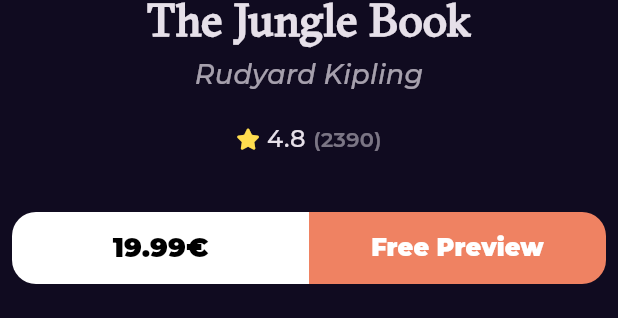
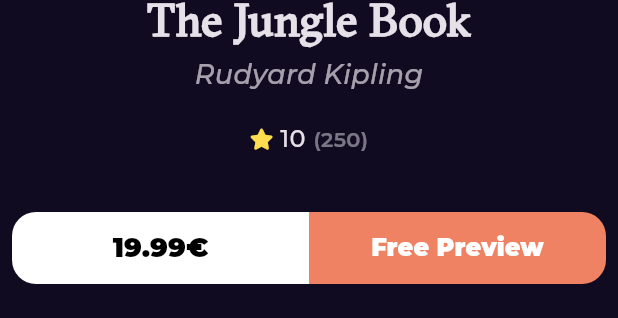
Before and after one commit to mohamdelbehairy/bookly_app, a Flutter app: the BookDetailsSection widget shown alone on an empty page, opened directly with empty values, on a phone screen of 412 x 824 dp. Shown: the part 642-960 px from the top of the screen. Run offline on Flutter 3.47's test engine with Material 3 defaults, Android fonts, the phone set to English and light mode, and no system bars; drawn by our look-alikes of cached_network_image; our stand-ins replace dartz, dio, equatable, flutter_bloc, font_awesome_flutter, get_it and 2 more; network calls fail.

Commit message:
display newset books list view data

```diff
--- a/lib/features/home/presentation/views/widgets/book_rating.dart
+++ b/lib/features/home/presentation/views/widgets/book_rating.dart
@@ -5,8 +5,13 @@ import 'package:font_awesome_flutter/font_awesome_flutter.dart';
 
 class BookRating extends StatelessWidget {
   const BookRating(
-      {super.key, this.mainAxisAlignment = MainAxisAlignment.start});
+      {super.key,
+      this.mainAxisAlignment = MainAxisAlignment.start,
+      required this.rating,
+      required this.count});
   final MainAxisAlignment mainAxisAlignment;
+  final num rating;
+  final int count;
 
   @override
   Widget build(BuildContext context) {
@@ -16,11 +21,11 @@ class BookRating extends StatelessWidget {
         const Icon(FontAwesomeIcons.solidStar,
             size: 14, color: Color(0xffFFDD4F)),
         const SizedBox(width: 6.3),
-        const Text('4.8', style: Styles.textStyle16),
+        Text(rating.toString(), style: Styles.textStyle16),
         const SizedBox(width: 5),
         Opacity(
           opacity: .5,
-          child: Text('(2390)',
+          child: Text('($count)',
               style: Styles.textStyle14.copyWith(fontWeight: FontWeight.w600)),
         ),
       ],
--- a/lib/features/home/presentation/views/widgets/books_details_section.dart
+++ b/lib/features/home/presentation/views/widgets/books_details_section.dart
@@ -14,7 +14,9 @@ class BookDetailsSection extends StatelessWidget {
       children: [
         Padding(
             padding: EdgeInsets.symmetric(horizontal: size.width * .2),
-            child: const CustomBookImage(imageUrl: 'https://encrypted-tbn0.gstatic.com/images?q=tbn:ANd9GcThgzj5oWSlQgrZhI2C_tBwr6cGyWgKNoZx7froAtVA6gTTKICiqe_Fja7mSfD9Wtzvj1A&usqp=CAU')),
+            child: const CustomBookImage(
+                imageUrl:
+                    'https://encrypted-tbn0.gstatic.com/images?q=tbn:ANd9GcThgzj5oWSlQgrZhI2C_tBwr6cGyWgKNoZx7froAtVA6gTTKICiqe_Fja7mSfD9Wtzvj1A&usqp=CAU')),
         const SizedBox(height: 40),
         Text('The Jungle Book',
             style: Styles.textStyle30.copyWith(fontWeight: FontWeight.bold)),
@@ -26,7 +28,10 @@ class BookDetailsSection extends StatelessWidget {
                   fontStyle: FontStyle.italic, fontWeight: FontWeight.w500)),
         ),
         const SizedBox(height: 18),
-        const BookRating(mainAxisAlignment: MainAxisAlignment.center),
+        const BookRating(
+            mainAxisAlignment: MainAxisAlignment.center,
+            rating: 10,
+            count: 250),
         const SizedBox(height: 37),
         const BooksAction(),
       ],
--- a/lib/features/home/presentation/views/widgets/custom_book_image.dart
+++ b/lib/features/home/presentation/views/widgets/custom_book_image.dart
@@ -14,9 +14,7 @@ class CustomBookImage extends StatelessWidget {
             child: CachedNetworkImage(
                 fit: BoxFit.fill,
                 imageUrl: imageUrl,
-          errorWidget: (context, url, error) => const Icon(Icons.error),
-        ),
-      ),
-    );
+                errorWidget: (context, url, error) =>
+                    const Icon(Icons.error))));
   }
 }
--- a/lib/features/home/presentation/views/widgets/home_view_body.dart
+++ b/lib/features/home/presentation/views/widgets/home_view_body.dart
@@ -24,11 +24,10 @@ class HomeViewBody extends StatelessWidget {
             SizedBox(height: 50),
             Padding(
                 padding: EdgeInsets.symmetric(horizontal: 16),
-                  child: Text('Best Seller', style: Styles.textStyle18)),
+                child: Text('Newset Seller', style: Styles.textStyle18)),
             SizedBox(height: 20),
           ],
-          ),
-        ),
+        )),
         BestSellerListView(),
       ],
     );
--- a/lib/features/search/presention/view/widgets/search_view_body.dart
+++ b/lib/features/search/presention/view/widgets/search_view_body.dart
@@ -36,7 +36,7 @@ class SearchResultListView extends StatelessWidget {
         itemBuilder: (context, index) {
           return const Padding(
             padding: EdgeInsets.symmetric(vertical: 10),
-            child: BookListViewItem(),
+            // child: BookListViewItem(),
           );
         },
       ),
```
Also changed, not shown: lib/bloc_observer.dart (added, +31 -0 lines), lib/features/home/presentation/views/widgets/best_seller_list_view.dart (+22 -6 lines), lib/features/home/presentation/views/widgets/best_seller_list_view_item.dart (+19 -30 lines), lib/main.dart (+6 -3 lines). Lines whose indentation alone changed are shown as unchanged.
